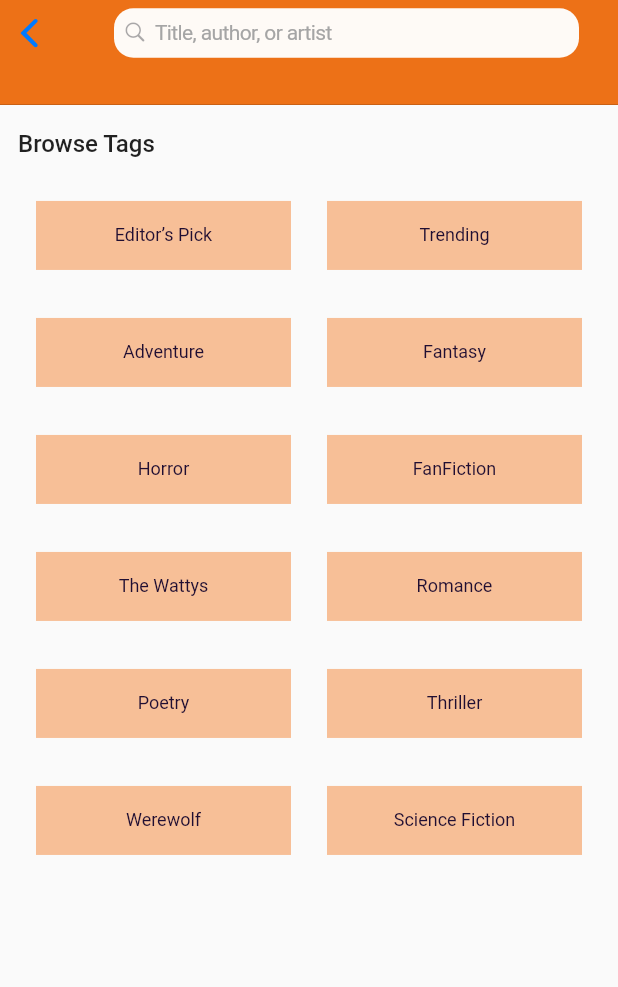
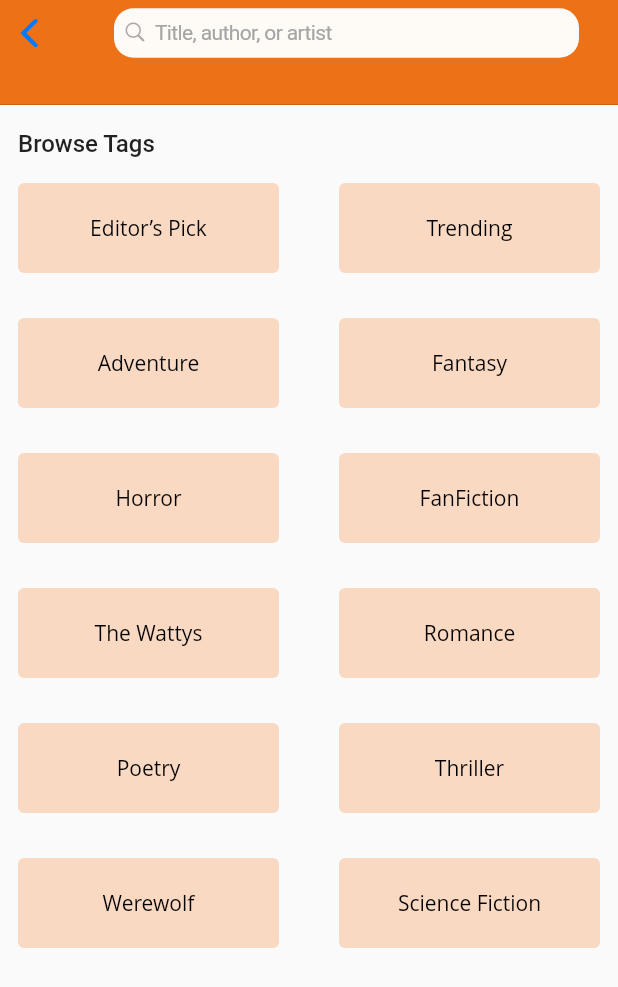
Before and after one commit to Darius253/E-books, a Flutter app: the SearchPage screen opened directly, on a phone screen of 412 x 824 dp. Shown: the top 987 px of the screen. Run offline on Flutter 3.47's test engine with Material 2 defaults, Android fonts, the phone set to English and light mode, and no system bars; our stand-ins replace carousel_slider, dropdown_button2, flutter_custom_clippers, flutter_staggered_animations, flutter_svg, get and 4 more; missing offline and left inert: flutter_password_strength; Roboto replaces fonts that are missing (Open Sans); project files that could hold a hidden picture were left out.

Commit message:
Made changes

```diff
--- a/lib/screens/home_screens/search/search_tags.dart
+++ b/lib/screens/home_screens/search/search_tags.dart
@@ -1,57 +1,53 @@
 import 'package:flutter/material.dart';
-import 'package:reader_app/shared/exports.dart';
 
 class SearchTags extends StatelessWidget {
-  final List<TagData> texts;
-  const SearchTags({super.key, required this.texts});
+  const SearchTags({
+    super.key,
+  });
 
   @override
   Widget build(BuildContext context) {
-    return GridView.builder(
-      itemCount: texts.length,
-      gridDelegate: const SliverGridDelegateWithFixedCrossAxisCount(
-          crossAxisCount: 2, mainAxisExtent: 70, mainAxisSpacing: 8
-          // childAspectRatio: MediaQuery.of(context).size.width /
-          //     (MediaQuery.of(context).size.height / 4),
-          ),
-      itemBuilder: (context, index) {
-        return Padding(
-          padding: const EdgeInsets.all(12.0),
-          child: Container(
-            color: Palette.color4,
+    List<String> texts = [
+      'Editor’s Pick',
+      'Trending',
+      'Adventure',
+      'Fantasy',
+      'Horror',
+      'FanFiction',
+      'The Wattys',
+      'Romance',
+      'Poetry',
+      'Thriller',
+      'Werewolf',
+      'Science Fiction',
+    ];
+    return Padding(
+      padding: const EdgeInsets.only(bottom:20.0),
+      child: GridView.builder(
+        itemCount: texts.length,
+        gridDelegate: const SliverGridDelegateWithFixedCrossAxisCount(
+            crossAxisCount: 2, mainAxisExtent: 60, crossAxisSpacing: 40, mainAxisSpacing: 30),
+        itemBuilder: (context, index) {
+          return Container(
+            decoration: ShapeDecoration(
+              color: const Color(0xFFFAD9C2),
+              shape:
+                  RoundedRectangleBorder(borderRadius: BorderRadius.circular(4)),
+            ),
             child: Center(
               child: Text(
-                texts[index].text,
+                texts[index],
                 style: const TextStyle(
-                  fontSize: 12,
-                  color: Palette.black,
+                  color: Colors.black,
+                  fontSize: 14,
+                  fontFamily: 'Open Sans',
+                  fontWeight: FontWeight.w400,
                 ),
               ),
             ),
-          ),
-        );
-      },
+          );
+        },
+      ),
     );
   }
 }
-
-class TagData {
-  final String text;
-
-  TagData(this.text);
-}
-
-List<TagData> texts = [
-  TagData('Editor’s Pick'),
-  TagData('Trending'),
-  TagData('Adventure'),
-  TagData('Fantasy'),
-  TagData('Horror'),
-  TagData('FanFiction'),
-  TagData('The Wattys'),
-  TagData('Romance'),
-  TagData('Poetry'),
-  TagData('Thriller'),
-  TagData('Werewolf'),
-  TagData('Science Fiction'),
-];
```
